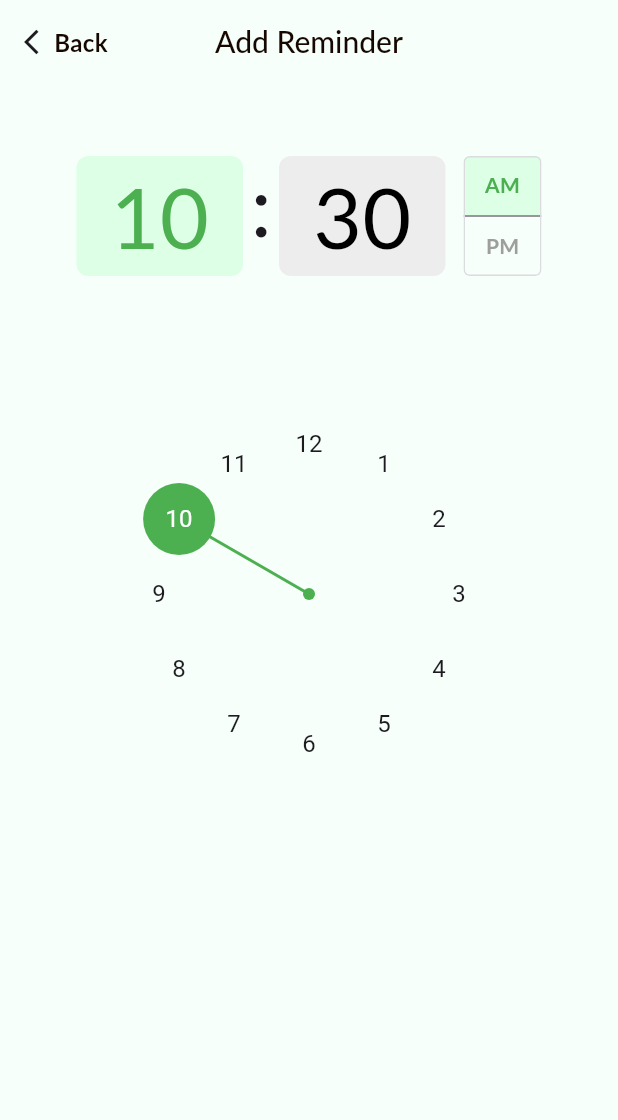
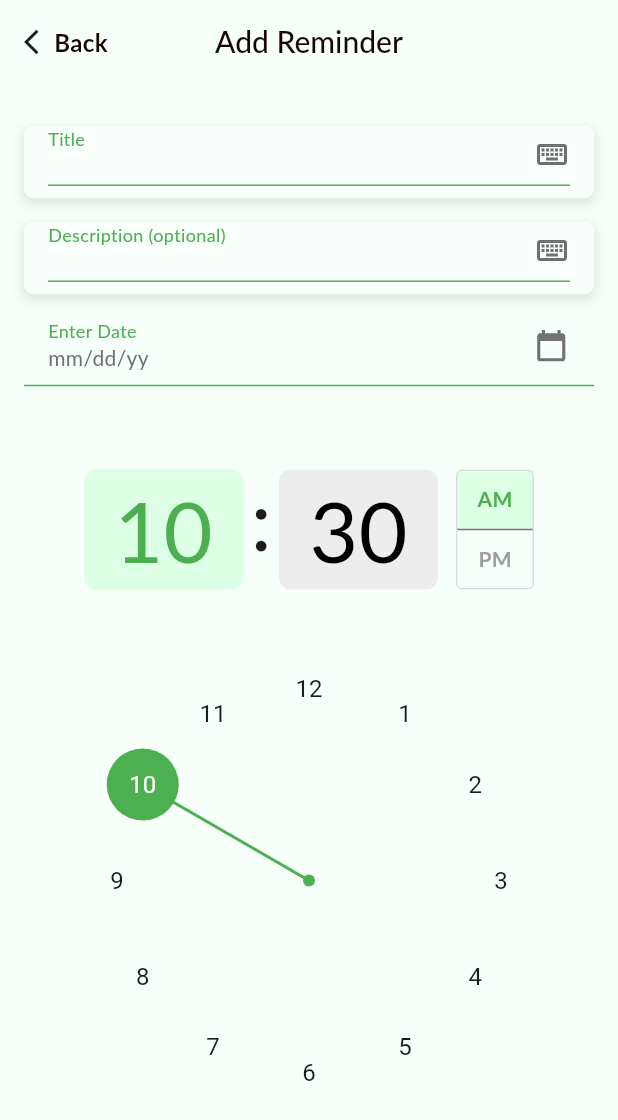
Before and after one commit to AhmedWaela/sanad_app, a Flutter app: the AddReminderView screen opened by its route, on a phone screen of 412 x 824 dp. Shown: the top 1120 px of the screen. Run offline on Flutter 3.47's test engine with Material 3 defaults, Android fonts, the light colour scheme and no system bars; our stand-ins replace flutter_svg, get; Roboto replaces fonts that are missing (Lato).

Commit message:
edit custom reminder text feild and create widget that dis paly date and pick date form it

```diff
--- a/lib/core/assets/app_assets.dart
+++ b/lib/core/assets/app_assets.dart
@@ -3,4 +3,5 @@ class AppAssets {
   static const String bellSvgPath = 'assets/images/Bell.svg';
   static const String calendarSvgPath = 'assets/images/Calendar.svg';
   static const String timeCircleSvgPath = 'assets/images/Time Circle.svg';
+  static const String keyboardSvgPath = 'assets/images/Icon.svg';
 }
--- a/lib/core/exports/exports.dart
+++ b/lib/core/exports/exports.dart
@@ -4,3 +4,5 @@ export 'package:sanad_app/core/styles/app_text_styles.dart';
 export 'package:sanad_app/core/themes/app_colors.dart';
 export 'package:sanad_app/core/utils/app_dimensions.dart';
 export 'package:flutter/material.dart';
+export 'package:sanad_app/core/widgets/custom_app_bar.dart';
+export 'package:sanad_app/features/tasks/presentation/views/widgets/add_reminder_view_body.dart';
--- a/lib/core/styles/app_text_styles.dart
+++ b/lib/core/styles/app_text_styles.dart
@@ -12,4 +12,8 @@ class AppTextStyles {
     fontWeight: FontWeight.w700,
     color: Color(0xff160700),
   );
+  static const TextStyle textStyle16W500 = TextStyle(
+    fontSize: 16,
+    fontWeight: FontWeight.w500,
+  );
 }
--- a/lib/features/tasks/presentation/views/add_reminder_view.dart
+++ b/lib/features/tasks/presentation/views/add_reminder_view.dart
@@ -1,6 +1,4 @@
-import 'package:flutter/material.dart' hide TimePickerDialog;
-import 'package:sanad_app/core/widgets/custom_app_bar.dart';
-import 'package:sanad_app/features/tasks/presentation/views/widgets/custom_time_picker.dart';
+import 'package:sanad_app/core/exports/exports.dart';
 
 class AddReminderView extends StatelessWidget {
   const AddReminderView({super.key});
@@ -15,31 +13,3 @@ class AddReminderView extends StatelessWidget {
     );
   }
 }
-
-class AddReminderViewBody extends StatefulWidget {
-  const AddReminderViewBody({super.key});
-
-  @override
-  State<AddReminderViewBody> createState() => _AddReminderViewBodyState();
-}
-
-class _AddReminderViewBodyState extends State<AddReminderViewBody> {
-  TimeOfDay timeOfDay = TimeOfDay.now();
-  @override
-  Widget build(BuildContext context) {
-    return SingleChildScrollView(
-      child: Column(
-        children: [
-          TimePickerDialog(
-            initialTime: TimeOfDay.now(),
-            onTimeSelected: (TimeOfDay time) {
-              setState(() {
-                timeOfDay = time;
-              });
-            },
-          ),
-        ],
-      ),
-    );
-  }
-}
--- /dev/null
+++ b/lib/features/tasks/presentation/views/widgets/add_reminder_view_body.dart
@@ -0,0 +1,88 @@
+import 'package:flutter/material.dart' hide TimePickerDialog;
+import 'package:flutter_svg/svg.dart';
+import 'package:sanad_app/core/assets/app_assets.dart';
+import 'package:sanad_app/core/styles/app_text_styles.dart';
+import 'package:sanad_app/core/themes/app_colors.dart';
+import 'package:sanad_app/core/utils/app_dimensions.dart';
+import 'package:sanad_app/features/tasks/presentation/views/widgets/custom_reminder_text_feild.dart';
+import 'package:sanad_app/features/tasks/presentation/views/widgets/custom_time_picker.dart';
+
+class AddReminderViewBody extends StatelessWidget {
+  const AddReminderViewBody({super.key});
+
+  @override
+  Widget build(BuildContext context) {
+    return SingleChildScrollView(
+      child: Padding(
+        padding: const EdgeInsets.symmetric(horizontal: 16),
+        child: Column(
+          children: [
+            const SizedBox(
+              height: 28,
+            ),
+            CustomReminderTextField(
+              controller: TextEditingController(),
+              label: 'Title',
+            ),
+            CustomReminderTextField(
+              controller: TextEditingController(),
+              label: 'Description (optional)',
+            ),
+            Padding(
+              padding: const EdgeInsets.only(right: 16, left: 16),
+              child: Row(
+                children: [
+                  Column(
+                    crossAxisAlignment: CrossAxisAlignment.start,
+                    children: [
+                      Text(
+                        'Enter Date',
+                        style: AppTextStyles.textStyle12W400
+                            .copyWith(color: AppColors.kPrimaryColor),
+                      ),
+                      const Text(
+                        'mm/dd/yy',
+                        style: TextStyle(
+                          fontSize: 14,
+                          fontWeight: FontWeight.w400,
+                          color: AppColors.kMediumGrey,
+                        ),
+                      ),
+                    ],
+                  ),
+                  const Spacer(),
+                  SvgPicture.asset(
+                    AppAssets.calendarSvgPath,
+                    height: 25,
+                  )
+                ],
+              ),
+            ),
+            const Divider(
+              color: AppColors.kPrimaryColor,
+            ),
+            TimePickerDialog(
+              initialTime: TimeOfDay.now(),
+              onTimeSelected: (TimeOfDay time) {},
+            ),
+            Container(
+              margin: const EdgeInsets.only(bottom: 72),
+              decoration: BoxDecoration(
+                  color: AppColors.kPrimaryColor,
+                  borderRadius: BorderRadius.circular(6)),
+              height: 48,
+              width: AppDimensions.screenWidth,
+              child: Center(
+                child: Text(
+                  'Done',
+                  style: AppTextStyles.textStyle16W500
+                      .copyWith(color: Colors.white),
+                ),
+              ),
+            )
+          ],
+        ),
+      ),
+    );
+  }
+}
--- /dev/null
+++ b/lib/features/tasks/presentation/views/widgets/custom_reminder_text_feild.dart
@@ -0,0 +1,73 @@
+import 'package:sanad_app/core/exports/exports.dart';
+
+class CustomReminderTextField extends StatelessWidget {
+  const CustomReminderTextField({
+    super.key,
+    required this.label,
+    required this.controller,
+  });
+  final String label;
+  final TextEditingController controller;
+  @override
+  Widget build(BuildContext context) {
+    const underlineInputBorder = UnderlineInputBorder(
+        borderSide: BorderSide(color: AppColors.kPrimaryColor));
+    return Container(
+      padding: const EdgeInsets.only(right: 16, left: 16, bottom: 8),
+      margin: const EdgeInsets.only(bottom: 16),
+      height: 48,
+      width: AppDimensions.screenWidth,
+      decoration: BoxDecoration(
+        borderRadius: BorderRadius.circular(6),
+        boxShadow: [
+          BoxShadow(
+            color: Colors.black.withOpacity(0.1),
+            blurRadius: 6,
+            offset: const Offset(0, 3),
+            spreadRadius: 1,
+          ),
+        ],
+        color: AppColors.kSoftWhite,
+      ),
+      child: Column(
+        crossAxisAlignment: CrossAxisAlignment.start,
+        children: [
+          Row(
+            crossAxisAlignment: CrossAxisAlignment.start,
+            children: [
+              Text(
+                label,
+                style: const TextStyle(
+                    fontSize: 12,
+                    fontWeight: FontWeight.w400,
+                    color: AppColors.kPrimaryColor),
+              ),
+              const Spacer(),
+              Padding(
+                padding: const EdgeInsets.only(top: 7),
+                child: SvgPicture.asset(
+                  AppAssets.keyboardSvgPath,
+                ),
+              )
+            ],
+          ),
+          Expanded(
+            child: TextField(
+              style: const TextStyle(fontSize: 12, color: Colors.black),
+              controller: controller,
+              cursorHeight: 20,
+              cursorColor: AppColors.kPrimaryColor,
+              decoration: const InputDecoration(
+                contentPadding: EdgeInsets.only(bottom: 15),
+                hintStyle: TextStyle(fontSize: 10, fontWeight: FontWeight.w400),
+                focusedBorder: underlineInputBorder,
+                enabledBorder: underlineInputBorder,
+                border: underlineInputBorder,
+              ),
+            ),
+          ),
+        ],
+      ),
+    );
+  }
+}
--- a/lib/features/tasks/presentation/views/widgets/custom_time_picker.dart
+++ b/lib/features/tasks/presentation/views/widgets/custom_time_picker.dart
@@ -1,9 +1,3 @@
-// Copyright 2014 The Flutter Authors. All rights reserved.
-// Use of this source code is governed by a BSD-style license that can be
-// found in the LICENSE file.
-
-/// @docImport 'date_picker.dart';
-/// @docImport 'text_field.dart';
 library;
 
 import 'dart:async';
@@ -11,10 +5,8 @@ import 'dart:math' as math;
 import 'dart:ui';
 
 import 'package:flutter/foundation.dart';
-import 'package:flutter/material.dart';
 import 'package:flutter/rendering.dart';
 import 'package:flutter/services.dart';
-import 'package:flutter/widgets.dart';
 import 'package:sanad_app/core/exports/exports.dart';
 
 // Examples can assume:
@@ -28,7 +20,7 @@ const Duration _kVibrateCommitDelay = Duration(milliseconds: 100);
 const double _kTimePickerHeaderLandscapeWidth = 216;
 const double _kTimePickerInnerDialOffset = 28;
 const double _kTimePickerDialMinRadius = 50;
-const double _kTimePickerDialPadding = 28;
+const double _kTimePickerDialPadding = 0;
 
 /// Interactive input mode of the time picker dialog.
 ///
@@ -239,15 +231,6 @@ class _TimePickerHeader extends StatelessWidget {
         return Column(
           crossAxisAlignment: CrossAxisAlignment.start,
           children: <Widget>[
-            // Padding(
-            //   padding: EdgeInsetsDirectional.only(
-            //       bottom: _TimePickerModel.useMaterial3Of(context) ? 20 : 24),
-            //   child: Text(
-            //     helpText,
-            //     style: _TimePickerModel.themeOf(context).helpTextStyle ??
-            //         _TimePickerModel.defaultThemeOf(context).helpTextStyle,
-            //   ),
-            // ),
             Row(
               children: <Widget>[
                 if (hourDialType == _HourDialType.twelveHour &&
@@ -337,23 +320,8 @@ class _HourMinuteControl extends StatelessWidget {
         _TimePickerModel.themeOf(context);
     final _TimePickerDefaults defaultTheme =
         _TimePickerModel.defaultThemeOf(context);
-    final Color backgroundColor =
-        timePickerTheme.hourMinuteColor ?? defaultTheme.hourMinuteColor;
     final ShapeBorder shape =
         timePickerTheme.hourMinuteShape ?? defaultTheme.hourMinuteShape;
-
-    final Set<MaterialState> states = <MaterialState>{
-      if (isSelected) MaterialState.selected,
-    };
-    final Color effectiveTextColor = MaterialStateProperty.resolveAs<Color>(
-      _TimePickerModel.themeOf(context).hourMinuteTextColor ??
-          _TimePickerModel.defaultThemeOf(context).hourMinuteTextColor,
-      states,
-    );
-    final TextStyle effectiveStyle = MaterialStateProperty.resolveAs<TextStyle>(
-      timePickerTheme.hourMinuteTextStyle ?? defaultTheme.hourMinuteTextStyle,
-      states,
-    ).copyWith(color: effectiveTextColor);
 
     final double height;
     switch (_TimePickerModel.entryModeOf(context)) {
@@ -756,26 +724,6 @@ class _AmPmButton extends StatelessWidget {
 
   @override
   Widget build(BuildContext context) {
-    final Set<MaterialState> states = <MaterialState>{
-      if (selected) MaterialState.selected
-    };
-    final TimePickerThemeData timePickerTheme =
-        _TimePickerModel.themeOf(context);
-    final _TimePickerDefaults defaultTheme =
-        _TimePickerModel.defaultThemeOf(context);
-    final Color resolvedBackgroundColor =
-        MaterialStateProperty.resolveAs<Color>(
-            timePickerTheme.dayPeriodColor ?? defaultTheme.dayPeriodColor,
-            states);
-    final Color resolvedTextColor = MaterialStateProperty.resolveAs<Color>(
-        timePickerTheme.dayPeriodTextColor ?? defaultTheme.dayPeriodTextColor,
-        states);
-    final TextStyle? resolvedTextStyle =
-        MaterialStateProperty.resolveAs<TextStyle?>(
-                timePickerTheme.dayPeriodTextStyle ??
-                    defaultTheme.dayPeriodTextStyle,
-                states)
-            ?.copyWith(color: resolvedTextColor);
     final TextScaler buttonTextScaler =
         MediaQuery.textScalerOf(context).clamp(maxScaleFactor: 2.0);
 
@@ -1006,7 +954,6 @@ class _DialPainter extends CustomPainter {
     required this.textDirection,
     required this.selectedValue,
   }) : super(repaint: PaintingBinding.instance.systemFonts) {
-    // TODO(polina-c): stop duplicating code across disposables
     // https://github.com/flutter/flutter/issues/137435
     if (kFlutterMemoryAllocationsEnabled) {
       FlutterMemoryAllocations.instance.dispatchObjectCreated(
@@ -2220,7 +2167,6 @@ class _HourMinuteTextFieldState extends State<_HourMinuteTextField>
     InputDecoration inputDecoration = InputDecoration(
       // Prevent the error text from appearing when
       // timePickerTheme.inputDecorationTheme is used.
-      // TODO(tahatesser): Remove this workaround once
       // https://github.com/flutter/flutter/issues/54104
       // is fixed.
       errorStyle: defaultTheme.inputDecorationTheme.errorStyle,
@@ -2475,36 +2421,20 @@ class _TimePickerDialogState extends State<TimePickerDialog>
     }
   }
 
-  void _toggleEntryMode() {
-    switch (_entryMode.value) {
-      case TimePickerEntryMode.dial:
-        _handleEntryModeChanged(TimePickerEntryMode.input);
-      case TimePickerEntryMode.input:
-        _handleEntryModeChanged(TimePickerEntryMode.dial);
-      case TimePickerEntryMode.dialOnly:
-      case TimePickerEntryMode.inputOnly:
-        FlutterError('Can not change entry mode from $_entryMode');
-    }
-  }
-
-  void _handleCancel() {
-    Navigator.pop(context);
-  }
-
-  void _handleOk() {
-    if (_entryMode.value == TimePickerEntryMode.input ||
-        _entryMode.value == TimePickerEntryMode.inputOnly) {
-      final FormState form = _formKey.currentState!;
-      if (!form.validate()) {
-        setState(() {
-          _autovalidateMode.value = AutovalidateMode.always;
-        });
-        return;
-      }
-      form.save();
-    }
-    Navigator.pop(context, _selectedTime.value);
-  }
+  // void _handleOk() {
+  //   if (_entryMode.value == TimePickerEntryMode.input ||
+  //       _entryMode.value == TimePickerEntryMode.inputOnly) {
+  //     final FormState form = _formKey.currentState!;
+  //     if (!form.validate()) {
+  //       setState(() {
+  //         _autovalidateMode.value = AutovalidateMode.always;
+  //       });
+  //       return;
+  //     }
+  //     form.save();
+  //   }
+  //   Navigator.pop(context, _selectedTime.value);
+  // }
 
   Size _minDialogSize(BuildContext context, {required bool useMaterial3}) {
     final Orientation orientation =
@@ -2609,10 +2539,6 @@ class _TimePickerDialogState extends State<TimePickerDialog>
         ? _TimePickerDefaultsM3(context)
         : _TimePickerDefaultsM2(context);
     final ShapeBorder shape = pickerTheme.shape ?? defaultTheme.shape;
-    final Color entryModeIconColor =
-        pickerTheme.entryModeIconColor ?? defaultTheme.entryModeIconColor;
-    final MaterialLocalizations localizations =
-        MaterialLocalizations.of(context);
 
     final Offset tapTargetSizeOffset = switch (theme.materialTapTargetSize) {
       MaterialTapTargetSize.padded => Offset.zero,
@@ -2985,8 +2911,10 @@ class _TimePickerState extends State<_TimePicker> with RestorationMixin {
                 : localizations.timePickerDialHelpText.toUpperCase());
 
         final EdgeInsetsGeometry dialPadding = switch (orientation) {
-          Orientation.portrait =>
-            const EdgeInsets.only(left: 12, right: 12, top: 36),
+          Orientation.portrait => const EdgeInsets.only(
+              left: 12,
+              right: 12,
+            ),
           Orientation.landscape => const EdgeInsetsDirectional.only(start: 64),
         };
         final Widget dial = Padding(
@@ -3551,7 +3479,6 @@ class _TimePickerDefaultsM2 extends _TimePickerDefaults {
       hintStyle: hourMinuteTextStyle.copyWith(
           color: _colors.onSurface.withOpacity(0.36)),
       // Prevent the error text from appearing.
-      // TODO(rami-a): Remove this workaround once
       // https://github.com/flutter/flutter/issues/54104
       // is fixed.
       errorStyle: const TextStyle(fontSize: 0, height: 1),
@@ -3844,7 +3771,6 @@ class _TimePickerDefaultsM3 extends _TimePickerDefaults {
   @override
   TextStyle get hourMinuteTextStyle {
     return MaterialStateTextStyle.resolveWith((Set<MaterialState> states) {
-      // TODO(tahatesser): Update this when https://github.com/flutter/flutter/issues/131247 is fixed.
       // This is using the correct text style from Material 3 spec.
       // https://m3.material.io/components/time-pickers/specs#fd0b6939-edab-4058-82e1-93d163945215
       return switch (entryMode) {
@@ -3894,7 +3820,6 @@ class _TimePickerDefaultsM3 extends _TimePickerDefaults {
       hintStyle: hourMinuteTextStyle.copyWith(
           color: _colors.onSurface.withOpacity(0.36)),
       // Prevent the error text from appearing.
-      // TODO(rami-a): Remove this workaround once
       // https://github.com/flutter/flutter/issues/54104
       // is fixed.
       errorStyle: const TextStyle(fontSize: 0),
@@ -3909,14 +3834,12 @@ class _TimePickerDefaultsM3 extends _TimePickerDefaults {
 
   @override
   MaterialStateProperty<Color?>? get timeSelectorSeparatorColor {
-    // TODO(tahatesser): Update this when tokens are available.
     // This is taken from https://m3.material.io/components/time-pickers/specs.
     return MaterialStatePropertyAll<Color>(_colors.onSurface);
   }
 
   @override
   MaterialStateProperty<TextStyle?>? get timeSelectorSeparatorTextStyle {
-    // TODO(tahatesser): Update this when tokens are available.
     // This is taken from https://m3.material.io/components/time-pickers/specs.
     return MaterialStatePropertyAll<TextStyle?>(_textTheme.displayLarge);
   }
```
Also changed, not shown: assets/images/Icon.svg (added).
